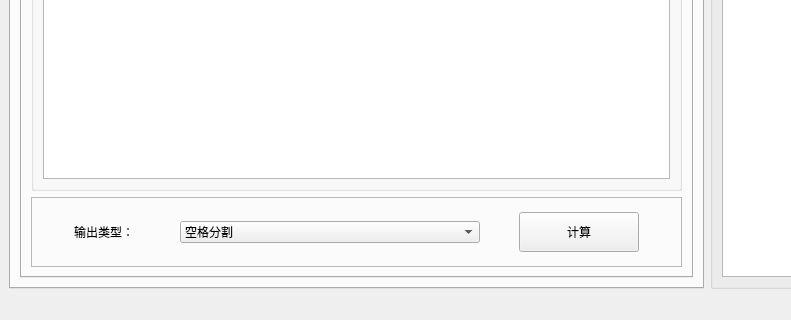
dqzg12300/kAlgorithmTools, file kwindow/kmain.ui: the form before one commit; both pictures show x 0 to 791 and y 440 to 760 of the 1019 by 760 pixel window.
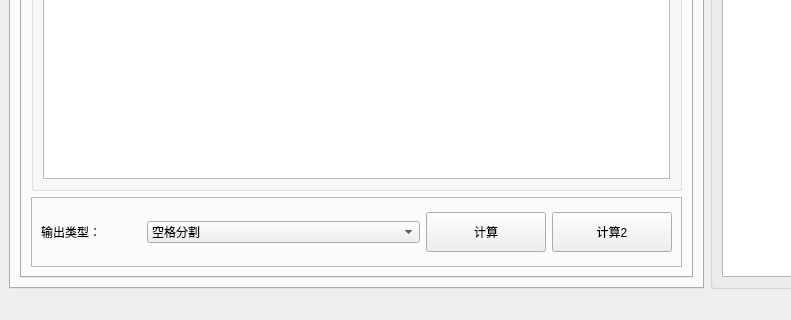
The form after the commit.

Diff of the .ui file:
```diff
--- a/kwindow/kmain.ui
+++ b/kwindow/kmain.ui
@@ -305,6 +305,28 @@
                  </property>
                 </widget>
                </item>
+               <item row="0" column="2">
+                <widget class="QPushButton" name="btnhexdump_calc_2">
+                 <property name="minimumSize">
+                  <size>
+                   <width>0</width>
+                   <height>40</height>
+                  </size>
+                 </property>
+                 <property name="maximumSize">
+                  <size>
+                   <width>120</width>
+                   <height>40</height>
+                  </size>
+                 </property>
+                 <property name="toolTip">
+                  <string>匹配hexdump中间的字节部分出来</string>
+                 </property>
+                 <property name="text">
+                  <string>计算2</string>
+                 </property>
+                </widget>
+               </item>
               </layout>
              </widget>
             </item>
```
Left out of the diff: 131 changed lines with no effect on the pictures.
